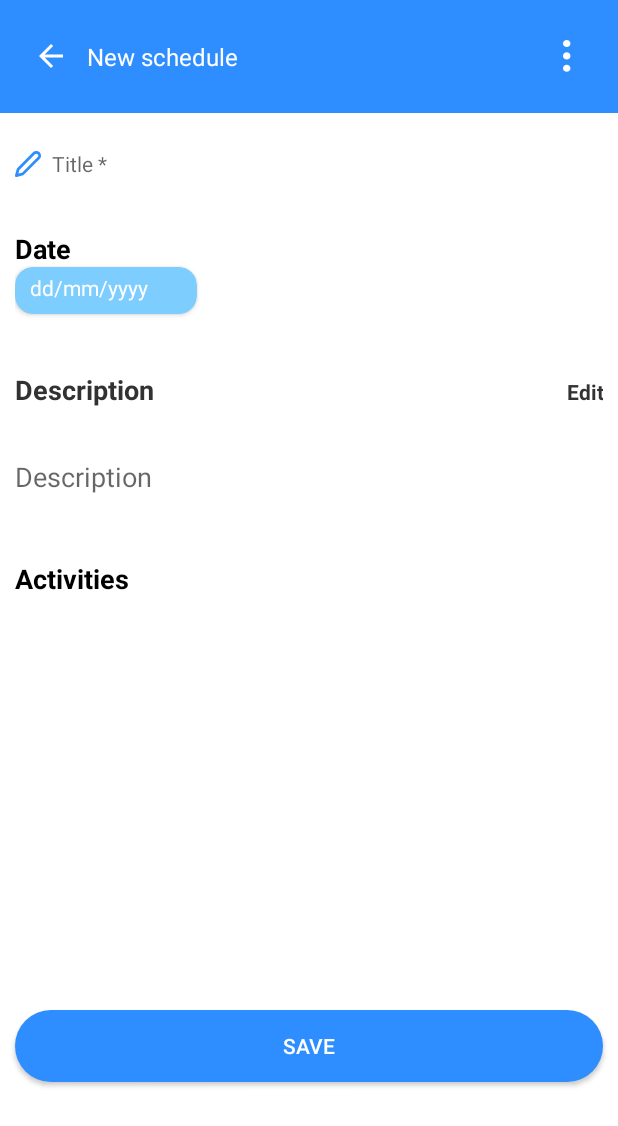
After one commit to hohung113/ONEBIT, an Android app built with Jetpack Compose: the layout schedule.xml on its own in the app's theme, with its tools: preview values and no code run, on a phone screen of 412 x 824 dp. The commit adds this screen. Shown: the top 1126 px of the screen. Run offline under Robolectric (Android 15) with nearby library versions, the phone set to English and light mode, and no system bars.

Commit message:
complete layout

```diff
--- /dev/null
+++ b/app/src/main/res/drawable/back.xml
@@ -0,0 +1,9 @@
+<vector xmlns:android="http://schemas.android.com/apk/res/android"
+    android:width="24dp"
+    android:height="24dp"
+    android:viewportWidth="960"
+    android:viewportHeight="960">
+  <path
+      android:pathData="m313,520 l224,224 -57,56 -320,-320 320,-320 57,56 -224,224h487v80L313,520Z"
+      android:fillColor="#FFFFFF"/>
+</vector>
--- /dev/null
+++ b/app/src/main/res/drawable/border_background.xml
@@ -0,0 +1,5 @@
+<shape xmlns:android="http://schemas.android.com/apk/res/android"
+    android:shape="rectangle">
+<solid android:color="@color/white" />
+<stroke android:width="2dp" android:color="@color/black"/>
+</shape>
--- /dev/null
+++ b/app/src/main/res/drawable/edit.xml
@@ -0,0 +1,13 @@
+<vector xmlns:android="http://schemas.android.com/apk/res/android"
+    android:width="19dp"
+    android:height="19dp"
+    android:viewportWidth="19"
+    android:viewportHeight="19">
+  <path
+      android:pathData="M13.86,1.71C14.085,1.485 14.353,1.306 14.647,1.185C14.941,1.063 15.257,1 15.575,1C15.894,1 16.209,1.063 16.503,1.185C16.797,1.306 17.065,1.485 17.29,1.71C17.515,1.935 17.694,2.203 17.815,2.497C17.937,2.791 18,3.107 18,3.425C18,3.743 17.937,4.059 17.815,4.353C17.694,4.647 17.515,4.915 17.29,5.14L5.715,16.714L1,18L2.286,13.285L13.86,1.71Z"
+      android:strokeLineJoin="round"
+      android:strokeWidth="2"
+      android:fillColor="#00000000"
+      android:strokeColor="#2E8EFF"
+      android:strokeLineCap="round"/>
+</vector>
--- a/app/src/main/res/drawable/rounded_button.xml
+++ b/app/src/main/res/drawable/rounded_button.xml
@@ -1,7 +1,4 @@
 <shape xmlns:android="http://schemas.android.com/apk/res/android">
-    <solid android:color="#ff00b6" />
-    <corners android:radius="16dp" />
-    <stroke
-        android:width="2dp"
-        android:color="#FF3700B3" />
+<solid android:color="@color/mainbackgroundcolor" />
+    <corners android:radius="30dp" />
 </shape>
--- /dev/null
+++ b/app/src/main/res/drawable/union.xml
@@ -0,0 +1,10 @@
+<vector xmlns:android="http://schemas.android.com/apk/res/android"
+    android:width="5dp"
+    android:height="21dp"
+    android:viewportWidth="5"
+    android:viewportHeight="21">
+  <path
+      android:pathData="M4.67,2.335C4.67,3.625 3.625,4.67 2.335,4.67C1.045,4.67 0,3.625 0,2.335C0,1.045 1.045,0 2.335,0C3.625,0 4.67,1.045 4.67,2.335ZM4.67,10.43C4.67,11.72 3.625,12.765 2.335,12.765C1.045,12.765 0,11.72 0,10.43C0,9.141 1.045,8.095 2.335,8.095C3.625,8.095 4.67,9.141 4.67,10.43ZM2.335,20.86C3.625,20.86 4.67,19.815 4.67,18.525C4.67,17.235 3.625,16.19 2.335,16.19C1.045,16.19 0,17.235 0,18.525C0,19.815 1.045,20.86 2.335,20.86Z"
+      android:fillColor="#ffffff"
+      android:fillType="evenOdd"/>
+</vector>
--- /dev/null
+++ b/app/src/main/res/layout/schedule.xml
@@ -0,0 +1,177 @@
+<?xml version="1.0" encoding="utf-8"?>
+<LinearLayout xmlns:android="http://schemas.android.com/apk/res/android"
+    xmlns:tools="http://schemas.android.com/tools"
+    android:layout_width="match_parent"
+    android:layout_height="match_parent"
+    xmlns:app="http://schemas.android.com/apk/res-auto"
+    android:orientation="vertical"
+    android:gravity="fill"
+    android:background="@android:color/white"
+    android:minWidth="48dp"
+    android:minHeight="48dp">
+    <LinearLayout
+        android:layout_width="match_parent"
+        android:layout_height="75dp"
+        android:background="@color/mainbackgroundcolor"
+        android:orientation="horizontal"
+        android:gravity="center_vertical"
+        android:padding="10dp"
+        >
+        <LinearLayout
+            android:layout_width="0dp"
+            android:layout_height="match_parent"
+            android:layout_weight="1"
+            android:gravity="center_vertical"
+            >
+            <ImageButton
+                android:layout_width="48dp"
+                android:layout_height="48dp"
+                android:src="@drawable/back"
+                android:contentDescription="@string/back"
+                android:minHeight="48dp"
+                android:background="@color/mainbackgroundcolor"
+            />
+
+            <TextView
+                android:layout_width="wrap_content"
+                android:layout_height="wrap_content"
+                android:text="@string/new_schedule"
+                android:textColor="@color/white"
+                android:textSize="16sp"
+                tools:ignore="TextContrastCheck" />
+        </LinearLayout>
+
+        <ImageButton
+            android:id="@+id/menu"
+            android:layout_width="48dp"
+            android:layout_height="48dp"
+            android:src="@drawable/union"
+            android:contentDescription="@string/menu"
+            android:minHeight="48dp"
+            android:background="@color/mainbackgroundcolor"
+        />
+    </LinearLayout>
+    <LinearLayout
+        android:layout_width="match_parent"
+        android:layout_height="48dp"
+        android:layout_margin="10dp"
+        android:gravity="center_vertical"
+        >
+        <ImageView
+            android:layout_width="17dp"
+            android:layout_height="17dp"
+            android:src="@drawable/edit"
+            android:contentDescription="@null"
+        />
+        <EditText
+            android:layout_width="match_parent"
+            android:layout_height="match_parent"
+            android:inputType="text"
+            android:hint="@string/schedule_title_hint"
+            android:autofillHints="@null"
+            android:textSize="14sp"
+            android:textColor="@color/black"
+            android:background="@android:color/transparent"
+            android:layout_marginStart="7dp"
+            android:minHeight="48dp"
+            android:minWidth="48dp"
+        />
+    </LinearLayout>
+    <LinearLayout
+        android:layout_width="match_parent"
+        android:layout_height="74dp"
+        android:layout_margin="10dp"
+        android:orientation="vertical">
+        <TextView
+            android:layout_width="wrap_content"
+            android:layout_height="wrap_content"
+            android:textSize="18sp"
+            android:textColor="@color/black"
+            android:text="@string/date"
+            android:textStyle="bold"
+        />
+
+        <androidx.cardview.widget.CardView
+            android:layout_width="121dp"
+            android:layout_height="31dp"
+            app:cardBackgroundColor="@color/secondbackgroundcolor"
+            app:cardCornerRadius="12dp"
+            app:contentPaddingLeft="10dp"
+            app:contentPaddingTop="4dp">
+
+            <TextView
+                android:layout_width="wrap_content"
+                android:layout_height="wrap_content"
+                android:text="@string/date_format"
+                android:textColor="@color/white"
+                android:textSize="14sp"
+                tools:ignore="TextContrastCheck" />
+        </androidx.cardview.widget.CardView>
+    </LinearLayout>
+    <LinearLayout
+        android:layout_width="match_parent"
+        android:layout_height="106dp"
+        android:layout_margin="10dp"
+        android:orientation="vertical">
+        <LinearLayout
+            android:layout_width="match_parent"
+            android:layout_height="wrap_content">
+            <TextView
+                android:layout_width="wrap_content"
+                android:layout_height="wrap_content"
+                android:textSize="18sp"
+                android:text="@string/description"
+                android:textColor="@color/maintextcolor"
+                android:layout_weight="1"
+                android:textStyle="bold"
+            />
+            <TextView
+                android:id="@+id/edit"
+                android:layout_width="wrap_content"
+                android:layout_height="wrap_content"
+                android:textColor="@color/maintextcolor"
+                android:textSize="14sp"
+                android:text="@string/edit"
+                android:layout_weight="1"
+                android:textAlignment="textEnd"
+                android:textStyle="bold"/>
+        </LinearLayout>
+
+        <EditText
+            android:id="@+id/txt_description"
+            android:layout_width="match_parent"
+            android:layout_height="match_parent"
+            android:layout_marginTop="10dp"
+            android:autofillHints="@null"
+            android:background="@android:color/transparent"
+            android:hint="@string/description"
+            android:inputType="text"
+            android:minHeight="48dp"
+            tools:ignore="DuplicateSpeakableTextCheck" />
+    </LinearLayout>
+    <LinearLayout
+        android:layout_width="match_parent"
+        android:layout_height="280dp"
+        android:layout_margin="10dp"
+        android:orientation="vertical">
+        <TextView
+            android:layout_width="wrap_content"
+            android:layout_height="wrap_content"
+            android:textColor="@color/black"
+            android:text="@string/activities"
+            android:textSize="18sp"
+            android:textStyle="bold"
+        />
+    </LinearLayout>
+
+    <Button
+        android:id="@+id/save_btn"
+        android:layout_width="match_parent"
+        android:layout_height="48dp"
+        android:layout_margin="10dp"
+        android:background="@drawable/rounded_button"
+        android:text="@string/save"
+        android:textColor="@color/white"
+        tools:ignore="TextContrastCheck"
+    />
+</LinearLayout>
--- a/app/src/main/res/values/strings.xml
+++ b/app/src/main/res/values/strings.xml
@@ -11,4 +11,17 @@
     <string name="toggle_password_visibility">Toggle password visibility</string>
     <string name="email_icon_description">Email icon</string>
     <string name="password_icon_description">Password icon</string>
+    <string name="new_schedule">New schedule</string>
+    <string name="date">Date</string>
+    <string name="schedule_title_hint">Title *</string>
+    <string name="date_format">dd/mm/yyyy</string>
+    <string name="description">Description</string>
+    <string name="edit">Edit</string>
+    <string name="your_activity">Your Activity</string>
+    <string name="attachment">Attachment</string>
+    <string name="time_format">00:00 AM</string>
+    <string name="activities">Activities</string>
+    <string name="save">Save</string>
+    <string name="back">back</string>
+    <string name="menu">menu</string>
 </resources>
```
Also changed, not shown: app/src/main/res/drawable/ic_attachment.xml (added, +13 -0 lines), app/src/main/res/drawable/ic_visibility.xml (added, +9 -0 lines), app/src/main/res/drawable/ic_visibility_off.xml (added, +9 -0 lines), app/src/main/res/layout/activity_card.xml (added, +68 -0 lines), app/src/main/res/layout/login.xml (+11 -13 lines), 1 other file.
